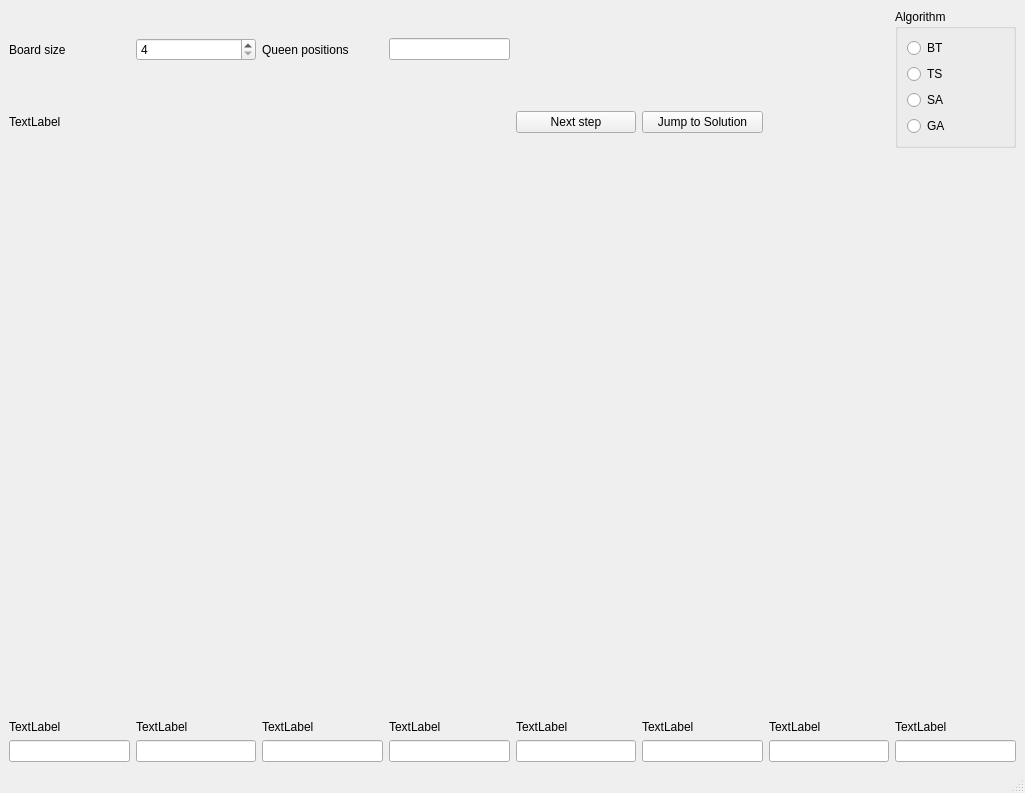
The window that it3105/project1/pro1-python/main_window.ui (fredrikpe/it3105) describes before a commit, drawn with Qt 5.
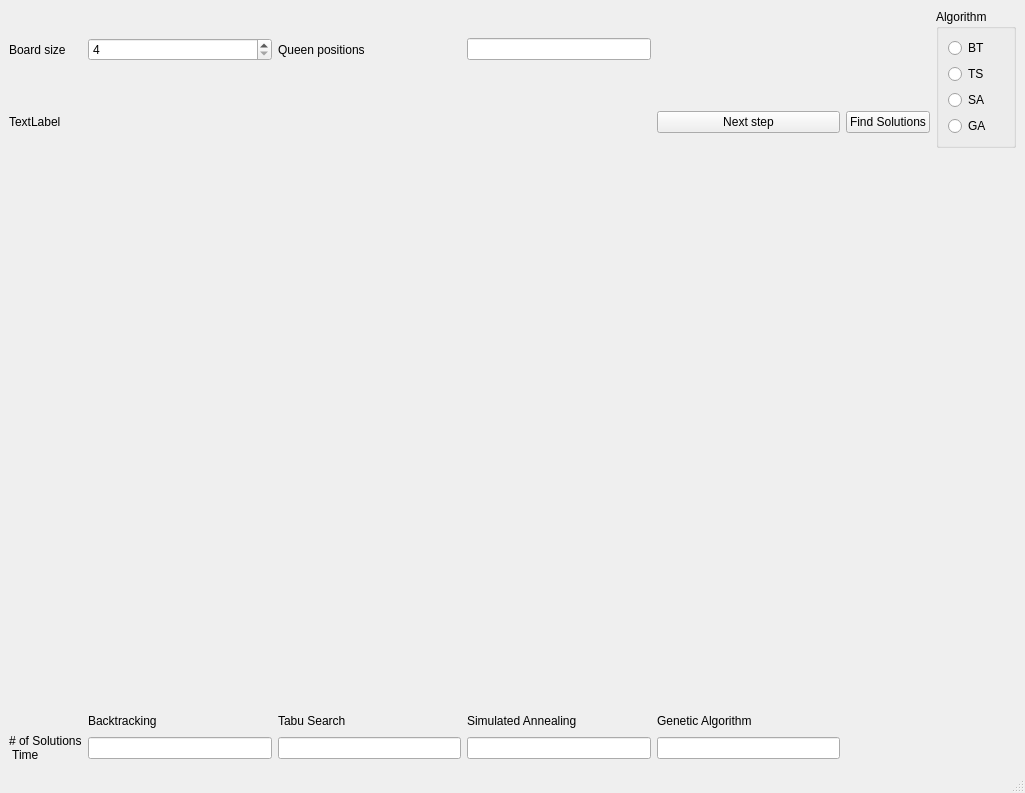
The same window after the commit.

Diff of the .ui file:
```diff
--- a/it3105/project1/pro1-python/main_window.ui
+++ b/it3105/project1/pro1-python/main_window.ui
@@ -14,14 +14,11 @@
    <string>MainWindow</string>
   </property>
   <widget class="QWidget" name="centralwidget">
-   <layout class="QGridLayout" name="gridLayout_2" rowstretch="0,0,1,0,0,0">
-    <item row="4" column="7">
-     <widget class="QLineEdit" name="lineEdit_5"/>
-    </item>
+   <layout class="QGridLayout" name="gridLayout_2" rowstretch="0,0,1,0,0">
     <item row="1" column="6">
      <widget class="QPushButton" name="pushButton_2">
       <property name="text">
-       <string>Jump to Solution</string>
+       <string>Find Solutions</string>
       </property>
      </widget>
     </item>
@@ -32,24 +29,8 @@
       </property>
      </widget>
     </item>
-    <item row="1" column="0">
-     <widget class="QLabel" name="label_2">
-      <property name="text">
-       <string>TextLabel</string>
-      </property>
-     </widget>
-    </item>
-    <item row="4" column="0">
-     <widget class="QLineEdit" name="lineEdit_2"/>
-    </item>
-    <item row="4" column="6">
-     <widget class="QLineEdit" name="lineEdit_4"/>
-    </item>
     <item row="4" column="5">
-     <widget class="QLineEdit" name="lineEdit_3"/>
-    </item>
-    <item row="4" column="8">
-     <widget class="QLineEdit" name="lineEdit_6"/>
+     <widget class="QLineEdit" name="lineEdit_GA"/>
     </item>
     <item row="4" column="4">
      <widget class="QLineEdit" name="lineEdit_7"/>
@@ -58,61 +39,9 @@
      <widget class="QLineEdit" name="lineEdit_8"/>
     </item>
     <item row="4" column="2">
-     <widget class="QLineEdit" name="lineEdit_9"/>
-    </item>
-    <item row="3" column="0">
-     <widget class="QLabel" name="label_3">
+     <widget class="QLineEdit" name="lineEdit_BT">
       <property name="text">
-       <string>TextLabel</string>
-      </property>
-     </widget>
-    </item>
-    <item row="3" column="2">
-     <widget class="QLabel" name="label_4">
-      <property name="text">
-       <string>TextLabel</string>
-      </property>
-     </widget>
-    </item>
-    <item row="3" column="3">
-     <widget class="QLabel" name="label_5">
-      <property name="text">
-       <string>TextLabel</string>
-      </property>
-     </widget>
-    </item>
-    <item row="3" column="4">
-     <widget class="QLabel" name="label_6">
-      <property name="text">
-       <string>TextLabel</string>
-      </property>
-     </widget>
-    </item>
-    <item row="3" column="5">
-     <widget class="QLabel" name="label_7">
-      <property name="text">
-       <string>TextLabel</string>
-      </property>
-     </widget>
-    </item>
-    <item row="3" column="6">
-     <widget class="QLabel" name="label_8">
-      <property name="text">
-       <string>TextLabel</string>
-      </property>
-     </widget>
-    </item>
-    <item row="3" column="7">
-     <widget class="QLabel" name="label_9">
-      <property name="text">
-       <string>TextLabel</string>
-      </property>
-     </widget>
-    </item>
-    <item row="3" column="8">
-     <widget class="QLabel" name="label_10">
-      <property name="text">
-       <string>TextLabel</string>
+       <string/>
       </property>
      </widget>
     </item>
@@ -143,7 +72,7 @@
       </property>
      </widget>
     </item>
-    <item row="0" column="8" rowspan="2">
+    <item row="0" column="7" rowspan="2">
      <widget class="QGroupBox" name="groupBox">
       <property name="title">
        <string>Algorithm</string>
@@ -180,6 +109,49 @@
       </layout>
      </widget>
     </item>
+    <item row="1" column="0">
+     <widget class="QLabel" name="label_2">
+      <property name="text">
+       <string>TextLabel</string>
+      </property>
+     </widget>
+    </item>
+    <item row="3" column="5">
+     <widget class="QLabel" name="label_6">
+      <property name="text">
+       <string>Genetic Algorithm</string>
+      </property>
+     </widget>
+    </item>
+    <item row="3" column="3">
+     <widget class="QLabel" name="label_4">
+      <property name="text">
+       <string>Tabu Search</string>
+      </property>
+     </widget>
+    </item>
+    <item row="3" column="4">
+     <widget class="QLabel" name="label_5">
+      <property name="text">
+       <string>Simulated Annealing</string>
+      </property>
+     </widget>
+    </item>
+    <item row="3" column="2">
+     <widget class="QLabel" name="label_3">
+      <property name="text">
+       <string>Backtracking</string>
+      </property>
+     </widget>
+    </item>
+    <item row="4" column="0">
+     <widget class="QLabel" name="label_12">
+      <property name="text">
+       <string># of Solutions
+ Time</string>
+      </property>
+     </widget>
+    </item>
    </layout>
   </widget>
   <widget class="QMenuBar" name="menubar">
```
Left out of the diff: 6 changed lines with no effect on the pictures.
